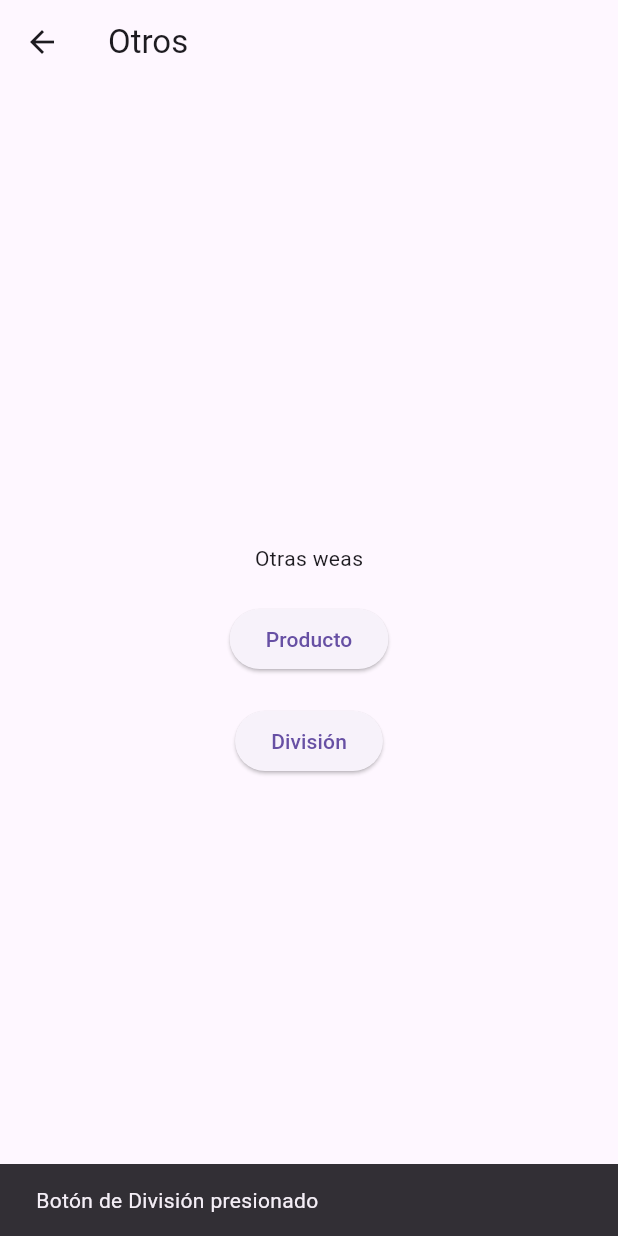
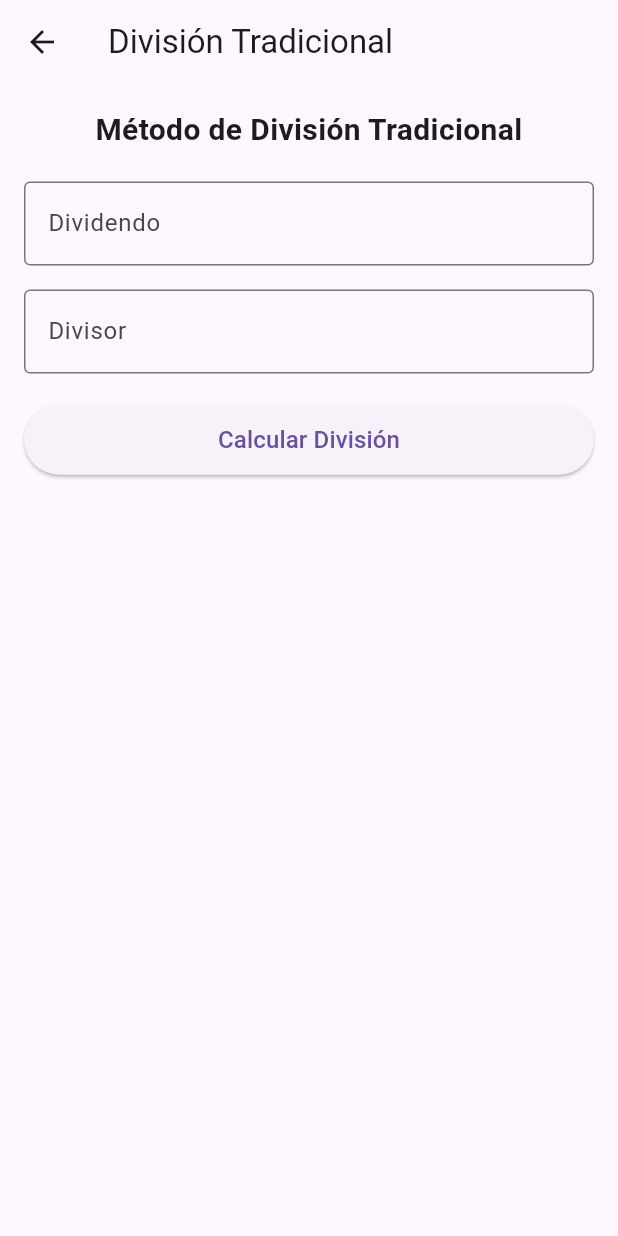
Before and after one commit to idGarciat/finalcomplete, a Flutter app: the OtrosScreen screen opened by its route, after a tap on "División", on a phone screen of 412 x 824 dp. Run offline on Flutter 3.47's test engine with Material 3 defaults, Android fonts, the phone set to English and light mode, and no system bars.

Commit message:
Division maso

```diff
--- a/lib/otros/division_screen.dart
+++ b/lib/otros/division_screen.dart
@@ -0,0 +1,172 @@
+import 'package:flutter/material.dart';
+import 'package:finalcomplete/otros/otros_division.dart';
+
+class DivisionScreen extends StatefulWidget {
+  @override
+  _DivisionScreenState createState() => _DivisionScreenState();
+}
+
+class _DivisionScreenState extends State<DivisionScreen> {
+  final TextEditingController _dividendoController = TextEditingController();
+  final TextEditingController _divisorController = TextEditingController();
+  String _resultado = '';
+  List<String> _pasos = [];
+
+  @override
+  void dispose() {
+    _dividendoController.dispose();
+    _divisorController.dispose();
+    super.dispose();
+  }
+
+  void _calcularDivision() {
+    String dividendoStr = _dividendoController.text;
+    String divisorStr = _divisorController.text;
+
+    if (!DivisionOperaciones.validarEntrada(dividendoStr) ||
+        !DivisionOperaciones.validarEntrada(divisorStr)) {
+      setState(() {
+        _resultado = 'Por favor ingrese ambos números válidos';
+        _pasos = [];
+      });
+      return;
+    }
+
+    if (!DivisionOperaciones.validarDivisor(divisorStr)) {
+      setState(() {
+        _resultado = 'Error: No se puede dividir por cero';
+        _pasos = [];
+      });
+      return;
+    }
+
+    try {
+      int dividendo = DivisionOperaciones.convertirAEntero(dividendoStr);
+      int divisor = DivisionOperaciones.convertirAEntero(divisorStr);
+
+      int cociente = DivisionOperaciones.calcularCociente(dividendo, divisor);
+      int residuo = DivisionOperaciones.calcularResiduo(dividendo, divisor);
+      List<String> pasos = DivisionOperaciones.divisionTradicionalDetallada(dividendo, divisor);
+
+      setState(() {
+        _resultado = 'Cociente: $cociente | Residuo: $residuo';
+        _pasos = pasos;
+      });
+    } catch (e) {
+      setState(() {
+        _resultado = 'Error: ${e.toString()}';
+        _pasos = [];
+      });
+    }
+  }
+
+  @override
+  Widget build(BuildContext context) {
+    return Scaffold(
+      appBar: AppBar(
+        title: Text('División Tradicional'),
+      ),
+      body: SingleChildScrollView(
+        padding: EdgeInsets.all(16.0),
+        child: Column(
+          crossAxisAlignment: CrossAxisAlignment.stretch,
+          children: [
+            Text(
+              'Método de División Tradicional',
+              style: TextStyle(fontSize: 20, fontWeight: FontWeight.bold),
+              textAlign: TextAlign.center,
+            ),
+            const SizedBox(height: 20),
+            TextField(
+              controller: _dividendoController,
+              keyboardType: TextInputType.number,
+              decoration: InputDecoration(
+                labelText: 'Dividendo',
+                border: OutlineInputBorder(),
+                hintText: 'Ingrese el dividendo',
+              ),
+            ),
+            const SizedBox(height: 16),
+            TextField(
+              controller: _divisorController,
+              keyboardType: TextInputType.number,
+              decoration: InputDecoration(
+                labelText: 'Divisor',
+                border: OutlineInputBorder(),
+                hintText: 'Ingrese el divisor',
+              ),
+            ),
+            const SizedBox(height: 20),
+            ElevatedButton(
+              onPressed: _calcularDivision,
+              child: Padding(
+                padding: EdgeInsets.symmetric(vertical: 12.0),
+                child: Text(
+                  'Calcular División',
+                  style: TextStyle(fontSize: 16),
+                ),
+              ),
+            ),
+            const SizedBox(height: 30),
+            if (_resultado.isNotEmpty)
+              Card(
+                color: Colors.green.shade50,
+                child: Padding(
+                  padding: EdgeInsets.all(16.0),
+                  child: Text(
+                    _resultado,
+                    style: TextStyle(
+                      fontSize: 18,
+                      fontWeight: FontWeight.bold,
+                      color: Colors.green.shade900,
+                    ),
+                    textAlign: TextAlign.center,
+                  ),
+                ),
+              ),
+            const SizedBox(height: 20),
+            if (_pasos.isNotEmpty)
+              Card(
+                elevation: 4,
+                child: Padding(
+                  padding: EdgeInsets.all(16.0),
+                  child: Column(
+                    crossAxisAlignment: CrossAxisAlignment.center,
+                    children: [
+                      Text(
+                        'Proceso de División',
+                        style: TextStyle(
+                          fontSize: 18,
+                          fontWeight: FontWeight.bold,
+                        ),
+                      ),
+                      const SizedBox(height: 15),
+                      Container(
+                        padding: EdgeInsets.all(15),
+                        decoration: BoxDecoration(
+                          color: Colors.grey.shade50,
+                          border: Border.all(color: Colors.green.shade200, width: 2),
+                          borderRadius: BorderRadius.circular(8),
+                        ),
+                        child: Column(
+                          crossAxisAlignment: CrossAxisAlignment.start,
+                          children: _pasos.map((paso) => Text(
+                            paso,
+                            style: TextStyle(
+                              fontSize: 16,
+                              fontFamily: 'Courier New',
+                              fontWeight: FontWeight.w500,
+                            ),
+                          )).toList(),
+                        ),
+                      ),
+                    ],
+                  ),
+                ),
+              ),
+          ],
+        ),
+      ),
+    );
+  }
+}
--- a/lib/otros/otros_screen.dart
+++ b/lib/otros/otros_screen.dart
@@ -1,5 +1,6 @@
 import 'package:flutter/material.dart';
 import 'package:finalcomplete/otros/producto_screen.dart';
+import 'package:finalcomplete/otros/division_screen.dart';
 
 class OtrosScreen extends StatelessWidget {
   @override
@@ -27,8 +28,9 @@ class OtrosScreen extends StatelessWidget {
             ElevatedButton(
               child: const Text('División'),
               onPressed: () {
-                ScaffoldMessenger.of(context).showSnackBar(
-                  const SnackBar(content: Text('Botón de División presionado')),
+                Navigator.push(
+                  context,
+                  MaterialPageRoute(builder: (context) => DivisionScreen()),
                 );
               },
             ),
```
Also changed, not shown: lib/otros/otros_division.dart (+172 -0 lines).
